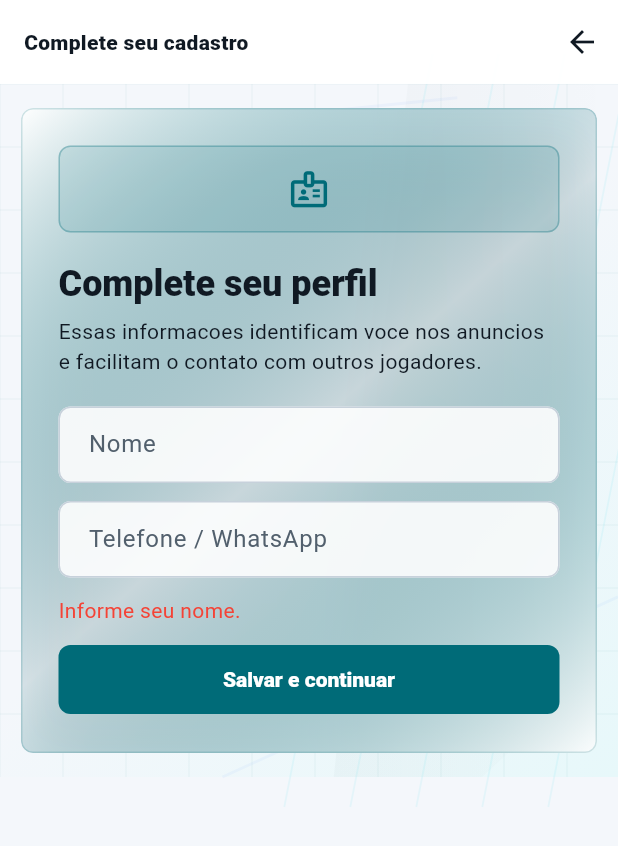
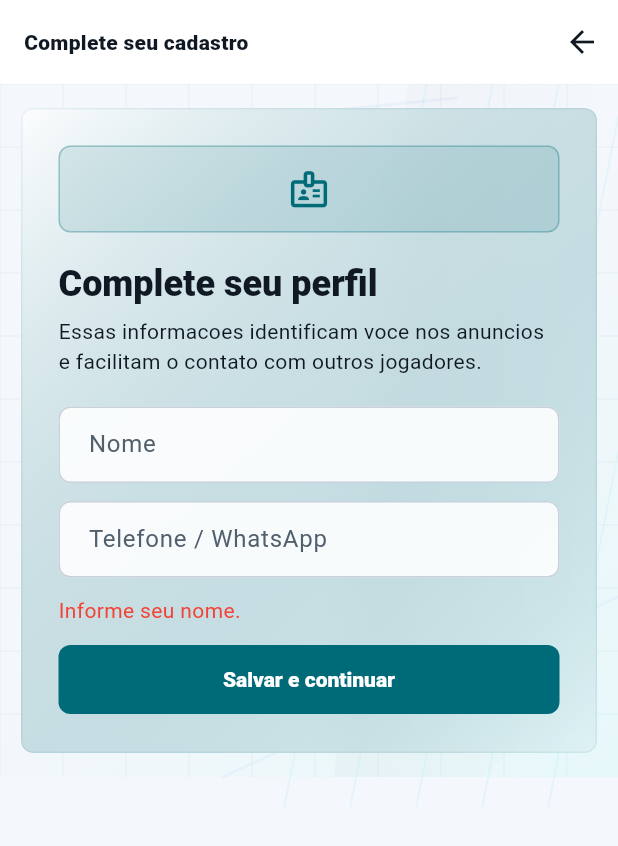
Before and after one commit to LumielRyu/optcg_manager, a Flutter app: the screen it shows once a user with an empty profile is signed in, after a tap on "Salvar e continuar", on a phone screen of 412 x 824 dp. Shown: the top 846 px of the screen. Run offline on Flutter 3.47's test engine with Material 3 defaults, Android fonts, the phone set to English and light mode, and no system bars; our stand-ins replace camera, flutter_riverpod, go_router, hive, hive_flutter, image_picker and 2 more; missing offline and left inert: dart:js_interop, google_mlkit_text_recognition, translator; accounts and stored records are empty.

Commit message:
Soften app layout surfaces

```diff
--- a/lib/app/app.dart
+++ b/lib/app/app.dart
@@ -144,15 +144,15 @@ class OptcgManagerApp extends ConsumerWidget {
         color: dark
             ? _techPanel.withValues(alpha: 0.82)
             : _techPaperPanel.withValues(alpha: 0.92),
-        elevation: 2,
-        shadowColor: scheme.shadow.withValues(alpha: dark ? 0.46 : 0.12),
+        elevation: 0,
+        shadowColor: scheme.shadow.withValues(alpha: dark ? 0.18 : 0.05),
         surfaceTintColor: Colors.transparent,
         shape: RoundedRectangleBorder(
           borderRadius: BorderRadius.circular(8),
           side: BorderSide(
             color: dark
-                ? scheme.primary.withValues(alpha: 0.18)
-                : scheme.outlineVariant.withValues(alpha: 0.9),
+                ? scheme.primary.withValues(alpha: 0.08)
+                : scheme.outlineVariant.withValues(alpha: 0.45),
           ),
         ),
       ),
--- a/lib/core/widgets/app_page_shell.dart
+++ b/lib/core/widgets/app_page_shell.dart
@@ -255,9 +255,16 @@ class AppHeroPanel extends StatelessWidget {
       ],
     );
 
-    return AppPremiumSurface(
-      accent: color,
-      padding: EdgeInsets.all(compact ? 18 : 24),
+    return Container(
+      padding: EdgeInsets.symmetric(
+        horizontal: compact ? 4 : 8,
+        vertical: compact ? 8 : 12,
+      ),
+      decoration: BoxDecoration(
+        border: Border(
+          bottom: BorderSide(color: color.withValues(alpha: dark ? 0.18 : 0.1)),
+        ),
+      ),
       child: Stack(
         children: [
           Positioned.fill(child: _HeroCircuitBackdrop(color: color)),
@@ -321,34 +328,20 @@ class AppPremiumSurface extends StatelessWidget {
             gradient: LinearGradient(
               colors: dark
                   ? [
-                      _shellPanelSoft.withValues(alpha: 0.78),
-                      _shellPanel.withValues(alpha: 0.9),
-                      Colors.black.withValues(alpha: 0.3),
+                      _shellPanelSoft.withValues(alpha: 0.5),
+                      _shellPanel.withValues(alpha: 0.72),
                     ]
                   : [
-                      Colors.white.withValues(alpha: 0.96),
-                      color.withValues(alpha: 0.075),
-                      Colors.white.withValues(alpha: 0.88),
+                      Colors.white.withValues(alpha: 0.72),
+                      color.withValues(alpha: 0.045),
                     ],
               begin: Alignment.topLeft,
               end: Alignment.bottomRight,
             ),
             borderRadius: BorderRadius.circular(8),
             border: Border.all(
-              color: color.withValues(alpha: dark ? 0.34 : 0.18),
+              color: color.withValues(alpha: dark ? 0.14 : 0.08),
             ),
-            boxShadow: [
-              BoxShadow(
-                color: Colors.black.withValues(alpha: dark ? 0.38 : 0.08),
-                blurRadius: 34,
-                offset: const Offset(0, 18),
-              ),
-              BoxShadow(
-                color: color.withValues(alpha: dark ? 0.1 : 0.035),
-                blurRadius: 28,
-                offset: const Offset(0, 0),
-              ),
-            ],
           ),
           child: child,
         ),
--- a/lib/features/tcg/tcg_selector_screen.dart
+++ b/lib/features/tcg/tcg_selector_screen.dart
@@ -210,39 +210,59 @@ class _TcgChoiceCard extends StatelessWidget {
 
     return AppHoverLift(
       accent: accent,
-      child: Card(
-        surfaceTintColor: Colors.transparent,
-        clipBehavior: Clip.antiAlias,
+      scale: 1.01,
+      child: Material(
+        color: Colors.transparent,
         child: InkWell(
           borderRadius: BorderRadius.circular(8),
           onTap: onTap,
-          child: ConstrainedBox(
-            constraints: const BoxConstraints(minHeight: 274),
-            child: Padding(
-              padding: const EdgeInsets.all(22),
-              child: Column(
-                crossAxisAlignment: CrossAxisAlignment.start,
-                children: [
-                  Container(
-                    width: 62,
-                    height: 62,
+          child: Container(
+            constraints: const BoxConstraints(minHeight: 210),
+            padding: const EdgeInsets.all(18),
             decoration: BoxDecoration(
               gradient: LinearGradient(
                 colors: [
-                          accent.withValues(alpha: 0.18),
-                          theme.colorScheme.secondary.withValues(alpha: 0.06),
+                  theme.colorScheme.surface.withValues(alpha: 0.2),
+                  accent.withValues(alpha: 0.045),
                 ],
                 begin: Alignment.topLeft,
                 end: Alignment.bottomRight,
               ),
               borderRadius: BorderRadius.circular(8),
-                      border: Border.all(color: accent.withValues(alpha: 0.25)),
+              border: Border(
+                left: BorderSide(
+                  color: accent.withValues(alpha: 0.74),
+                  width: 3,
                 ),
-                    alignment: Alignment.center,
-                    child: Icon(icon, color: accent, size: 30),
               ),
-                  const SizedBox(height: 18),
-                  Container(
+            ),
+            child: Column(
+              crossAxisAlignment: CrossAxisAlignment.start,
+              children: [
+                Row(
+                  children: [
+                    Icon(icon, color: accent, size: 30),
+                    const SizedBox(width: 12),
+                    Expanded(
+                      child: Text(
+                        title,
+                        style: theme.textTheme.headlineSmall?.copyWith(
+                          fontWeight: FontWeight.w900,
+                        ),
+                      ),
+                    ),
+                    Icon(
+                      Icons.arrow_forward,
+                      color: accent.withValues(alpha: 0.85),
+                    ),
+                  ],
+                ),
+                const SizedBox(height: 16),
+                Text(subtitle, style: theme.textTheme.bodyMedium),
+                const Spacer(),
+                Align(
+                  alignment: Alignment.centerLeft,
+                  child: Container(
                     padding: const EdgeInsets.symmetric(
                       horizontal: 10,
                       vertical: 6,
@@ -250,7 +270,6 @@ class _TcgChoiceCard extends StatelessWidget {
                     decoration: BoxDecoration(
                       color: accent.withValues(alpha: 0.1),
                       borderRadius: BorderRadius.circular(999),
-                      border: Border.all(color: accent.withValues(alpha: 0.2)),
                     ),
                     child: Text(
                       chipLabel,
@@ -260,26 +279,8 @@ class _TcgChoiceCard extends StatelessWidget {
                       ),
                     ),
                   ),
-                  const SizedBox(height: 14),
-                  Text(
-                    title,
-                    style: theme.textTheme.headlineSmall?.copyWith(
-                      fontWeight: FontWeight.w900,
-                    ),
-                  ),
-                  const SizedBox(height: 10),
-                  Text(subtitle, style: theme.textTheme.bodyMedium),
-                  const Spacer(),
-                  Align(
-                    alignment: Alignment.centerLeft,
-                    child: FilledButton.icon(
-                      onPressed: onTap,
-                      icon: const Icon(Icons.arrow_forward),
-                      label: const Text('Entrar'),
-                    ),
                 ),
               ],
-              ),
             ),
           ),
         ),
```
Also changed, not shown: lib/core/widgets/catalog_grid_card.dart (+9 -9 lines), lib/features/home/home_screen.dart (+38 -42 lines). Lines whose indentation alone changed are shown as unchanged.
